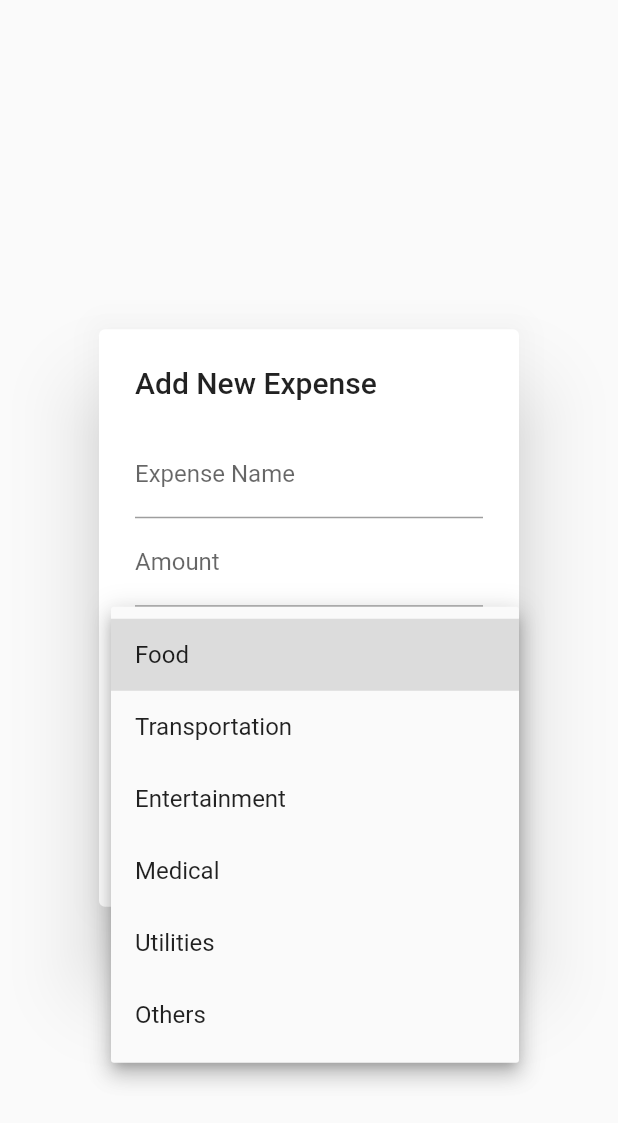
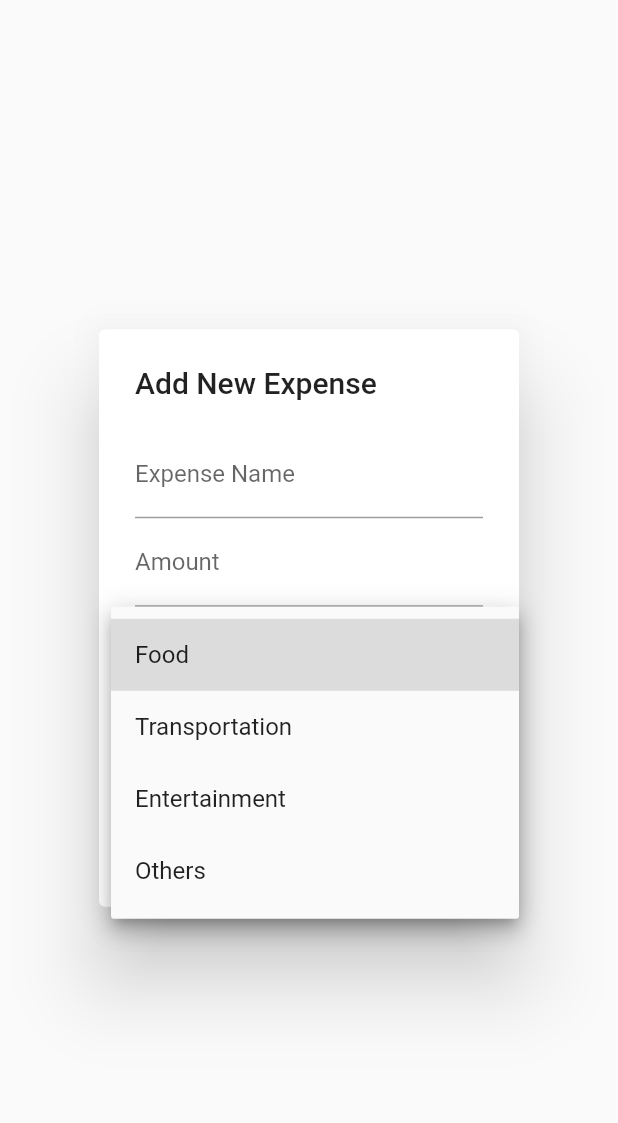
Before and after one commit to emmanuelsamutumwa/Expensehub, a Flutter app: the AddExpenseDialog widget shown alone on an empty page, opened directly, after a tap on "Food", on a phone screen of 412 x 824 dp. Shown: the top 1123 px of the screen. Run offline on Flutter 3.47's test engine with Material 2 defaults, Android fonts, the light colour scheme and no system bars; our stand-ins replace firebase_auth, firebase_core, fl_chart, geolocator, image_picker, permission_handler and 2 more; accounts and stored records are empty.

Commit message:
geeking *2

```diff
--- a/lib/pages/data/addExpenseDialog.dart
+++ b/lib/pages/data/addExpenseDialog.dart
@@ -14,7 +14,7 @@ class AddExpenseDialog extends StatefulWidget {
 class _AddExpenseDialogState extends State<AddExpenseDialog> {
   final TextEditingController expenseController = TextEditingController();
   final TextEditingController amountController = TextEditingController();
-  final List<String> categories = ['Food', 'Transportation', 'Entertainment','Medical', 'Utilities','Others'];
+  final List<String> categories = ['Food', 'Transportation', 'Entertainment', 'Others'];
   String selectedCategory = 'Food';
   File? _selectedImage; // Make _selectedImage nullable
 
@@ -62,8 +62,8 @@ class _AddExpenseDialogState extends State<AddExpenseDialog> {
           if (_selectedImage != null)
             Image.file(
               _selectedImage!,
-              width: 70,
-              height: 70,
+              width: 100,
+              height: 100,
             ),
           ElevatedButton(
             onPressed: () {
--- a/lib/pages/data/pie_chart.dart
+++ b/lib/pages/data/pie_chart.dart
@@ -90,11 +90,11 @@ class _ExpensePieChartState extends State<ExpensePieChart> {
                           color = Colors.red;
                         } else if (entry.key == 'Entertainment') {
                           color = Colors.blue;
-                        } else if (entry.key == 'Medical') {
+                        } else if (entry.key == 'Others') {
                           color = Colors.yellow;
-                        } else if (entry.key == 'Utilities') {
+                        } else if (entry.key == 'Category5') {
                           color = Colors.orange;
-                        } else if (entry.key == 'Others') {
+                        } else if (entry.key == 'Category6') {
                           color = Colors.pink;
                         } else {
                           color = Colors.brown; // Default color
--- a/lib/pages/statistics.dart
+++ b/lib/pages/statistics.dart
@@ -5,7 +5,6 @@ import 'package:expensetracker/pages/settings.dart';
 import 'package:expensetracker/widget/bottomnavigation.dart';
 import 'package:provider/provider.dart'; // Import the provider package
 import 'package:expensetracker/pages/data/expense_data.dart'; // Import your ExpenseData class
-import 'package:fl_chart/fl_chart.dart';
 import 'package:expensetracker/pages/data/pie_chart.dart';
 
 
```
